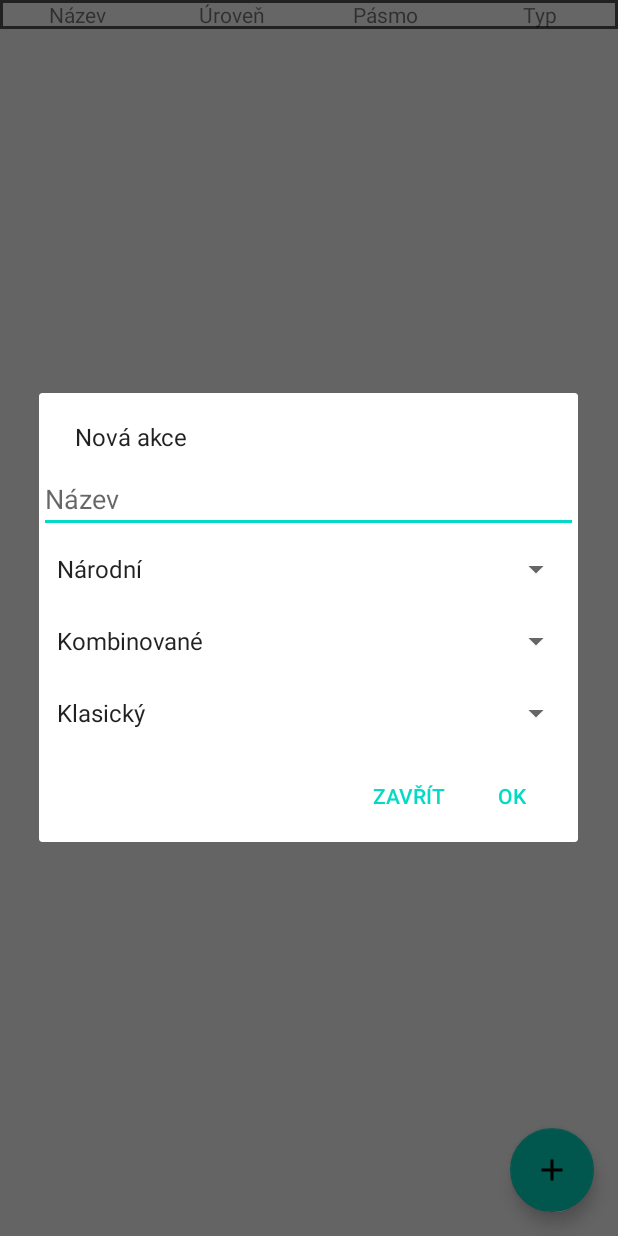
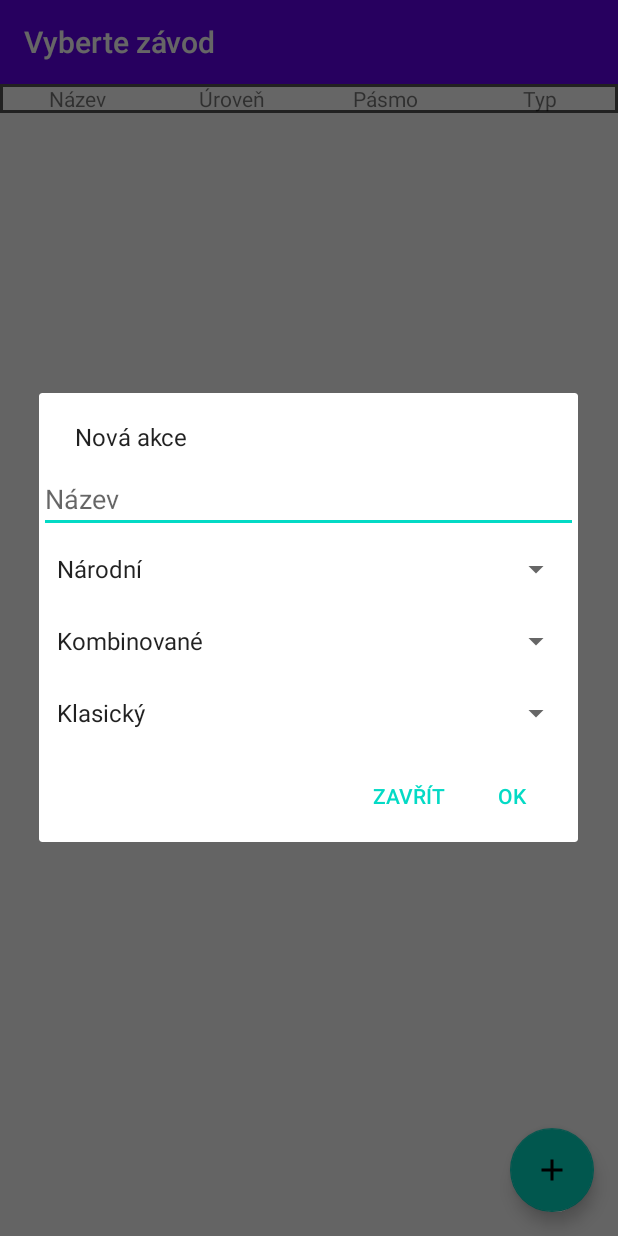
Before and after one commit to davidrothb/ARDFManager, an Android app: the screen it shows after launch (EventsManagerActivity), after a tap on an icon or button, on a phone screen of 412 x 824 dp. Run offline under Robolectric (Android 15) with nearby library versions, the phone set to English and light mode, and no system bars.

Commit message:
A lotta changes :D

```diff
--- a/app/src/main/java/com/david/ardfmanager/event/EventsManagerActivity.java
+++ b/app/src/main/java/com/david/ardfmanager/event/EventsManagerActivity.java
@@ -5,6 +5,8 @@ import androidx.appcompat.app.AppCompatActivity;
 import android.app.AlertDialog;
 import android.content.DialogInterface;
 import android.content.Intent;
+import android.graphics.Color;
+import android.graphics.PorterDuff;
 import android.os.Bundle;
 import android.os.Environment;
 import android.view.View;
@@ -13,6 +15,7 @@ import android.widget.EditText;
 import android.widget.ListView;
 import android.widget.Spinner;
 import android.widget.Toast;
+import androidx.appcompat.widget.Toolbar;
 
 import com.david.ardfmanager.MainActivity;
 import com.david.ardfmanager.R;
@@ -45,10 +48,17 @@ public class EventsManagerActivity extends AppCompatActivity {
     ListView listView;
     EventListAdapter eventListAdapter;
 
+    Toolbar toolbar;
+
     @Override
     protected void onCreate(Bundle savedInstanceState)  {
         super.onCreate(savedInstanceState);
         setContentView(R.layout.activity_events_manager);
+
+        toolbar = (Toolbar) findViewById(R.id.toolbar);
+        toolbar.getOverflowIcon().setColorFilter(Color.WHITE, PorterDuff.Mode.SRC_ATOP);
+        setSupportActionBar(toolbar);
+        getSupportActionBar().setTitle(getResources().getString(R.string.select_event));
 
         listView = (ListView) findViewById(R.id.eventsListView);
         eventArrayList.clear();
--- a/app/src/main/res/layout/activity_events_manager.xml
+++ b/app/src/main/res/layout/activity_events_manager.xml
@@ -5,6 +5,18 @@
     android:layout_width="match_parent"
     android:layout_height="match_parent"
     tools:context=".event.EventsManagerActivity">
+
+    <androidx.appcompat.widget.Toolbar
+        android:id="@+id/toolbar"
+        android:layout_width="match_parent"
+        android:layout_height="wrap_content"
+        android:background="?attr/colorPrimary"
+        android:minHeight="?attr/actionBarSize"
+        app:layout_constraintEnd_toEndOf="parent"
+        app:layout_constraintStart_toStartOf="parent"
+        app:layout_constraintTop_toTopOf="parent"
+        app:titleTextColor="@android:color/white"></androidx.appcompat.widget.Toolbar>
+
 
     <com.google.android.material.floatingactionbutton.FloatingActionButton
         android:id="@+id/btn_event_add"
@@ -24,7 +36,9 @@
         android:layout_height="wrap_content"
         android:background="@drawable/border_ui"
         android:orientation="horizontal"
-        app:layout_constraintTop_toTopOf="parent">
+        app:layout_constraintEnd_toEndOf="parent"
+        app:layout_constraintStart_toStartOf="parent"
+        app:layout_constraintTop_toBottomOf="@+id/toolbar">
 
         <TextView
             android:layout_width="0dp"
--- a/app/src/main/res/layout/activity_main.xml
+++ b/app/src/main/res/layout/activity_main.xml
@@ -12,6 +12,8 @@
         android:layout_height="wrap_content"
         android:background="?attr/colorPrimary"
         android:minHeight="?attr/actionBarSize"
+        app:layout_constraintEnd_toEndOf="parent"
+        app:layout_constraintStart_toStartOf="parent"
         app:layout_constraintTop_toTopOf="parent"
         app:titleTextColor="@android:color/white"></androidx.appcompat.widget.Toolbar>
 
--- a/app/src/main/res/values/strings.xml
+++ b/app/src/main/res/values/strings.xml
@@ -81,5 +81,7 @@
     <string name="si_disconnected">SI čtečka odpojena</string>
     <string name="start" translatable="false">Start</string>
     <string name="stop" translatable="false">Stop</string>
+    <string name="running">" spuštěn"</string>
+    <string name="select_event">Vyberte závod</string>
 
 </resources>
```
Also changed, not shown: app/src/main/java/com/david/ardfmanager/MainActivity.java (+52 -11 lines).
